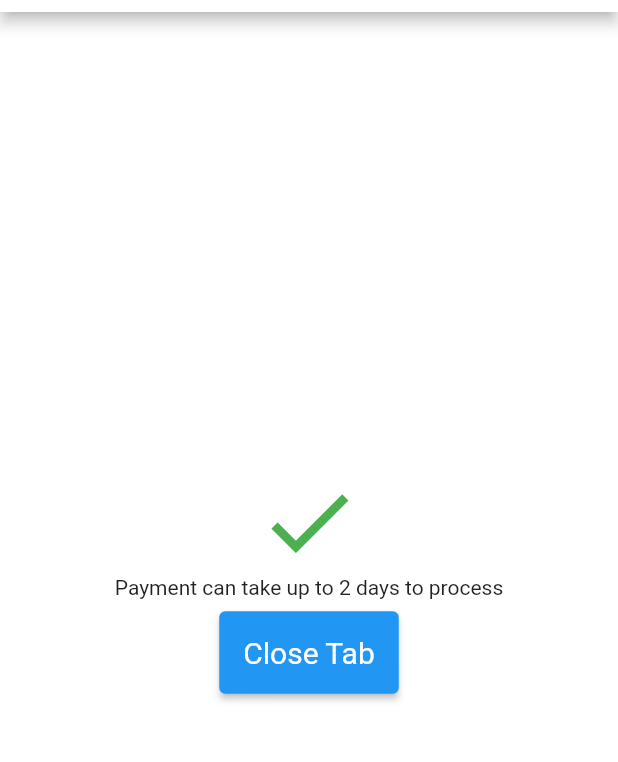
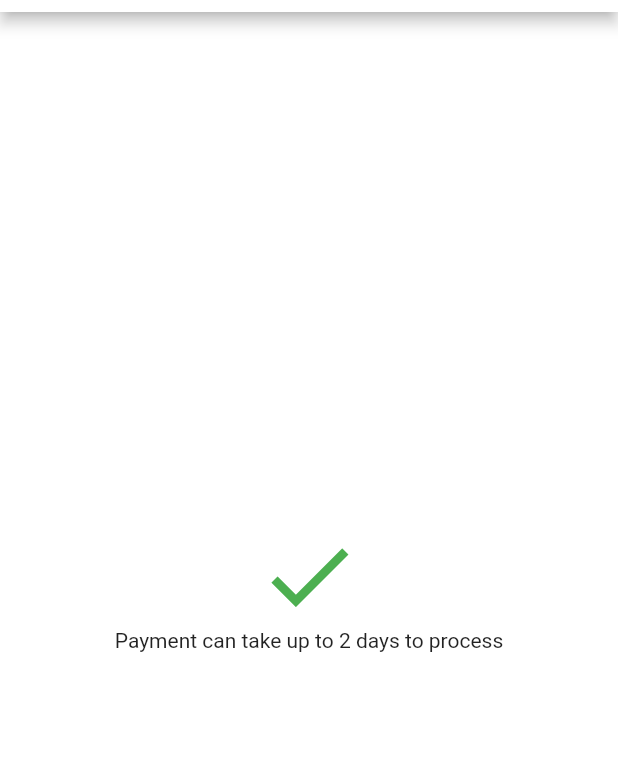
Before and after one commit to Team-Crushing-It/derosa_payment, a Flutter app: the PaymentComplete screen opened directly, on a phone screen of 412 x 824 dp, the part 72-834 px from its top. Run offline on Flutter 3.47's test engine with Material 2 defaults, Android fonts, the phone set to English and light mode, and no system bars; our stand-ins replace bloc, equatable, firebase_auth, firebase_core, flutter_bloc, formz and 1 more; missing offline and left inert: authentication_repository, dart:html, firebase_auth_platform_interface, firebase_core_web, flow_builder; accounts and stored records are empty; generated files the repository leaves out were written again.

Commit message:
Update payment_flow.dart

```diff
--- a/lib/payment_flow/payment_flow.dart
+++ b/lib/payment_flow/payment_flow.dart
@@ -288,23 +288,6 @@ class PaymentComplete extends StatelessWidget {
                 Text('Payment can take up to 2 days to process'),
               ],
             ),
-            Padding(
-              padding: const EdgeInsets.all(8.0),
-              child: ElevatedButton(
-                style: TextButton.styleFrom(
-                  // backgroundColor: const Color(0xff2A3066),
-                  surfaceTintColor: const Color(0xff2A3066),
-                  padding: const EdgeInsets.all(16.0),
-                  primary: Colors.white,
-                  textStyle: const TextStyle(fontSize: 20, color: Colors.white),
-                ),
-                onPressed: () {
-                  print('close');
-                  window.close();
-                },
-                child: const Text('Close Tab'),
-              ),
-            ),
           ],
         ),
       ),
```
